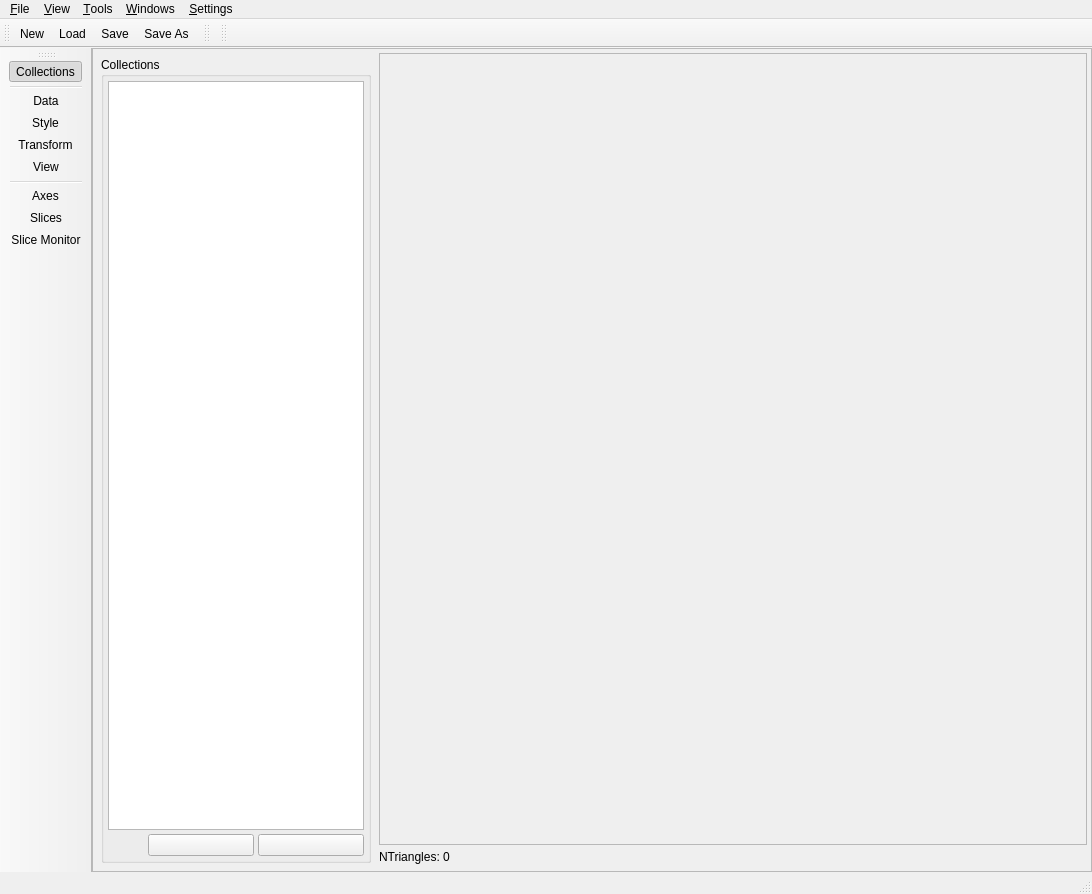
This is src/gui/uchroma.ui in trisyoungs/uchroma as Qt 5 draws it before an edit. The edited form follows.
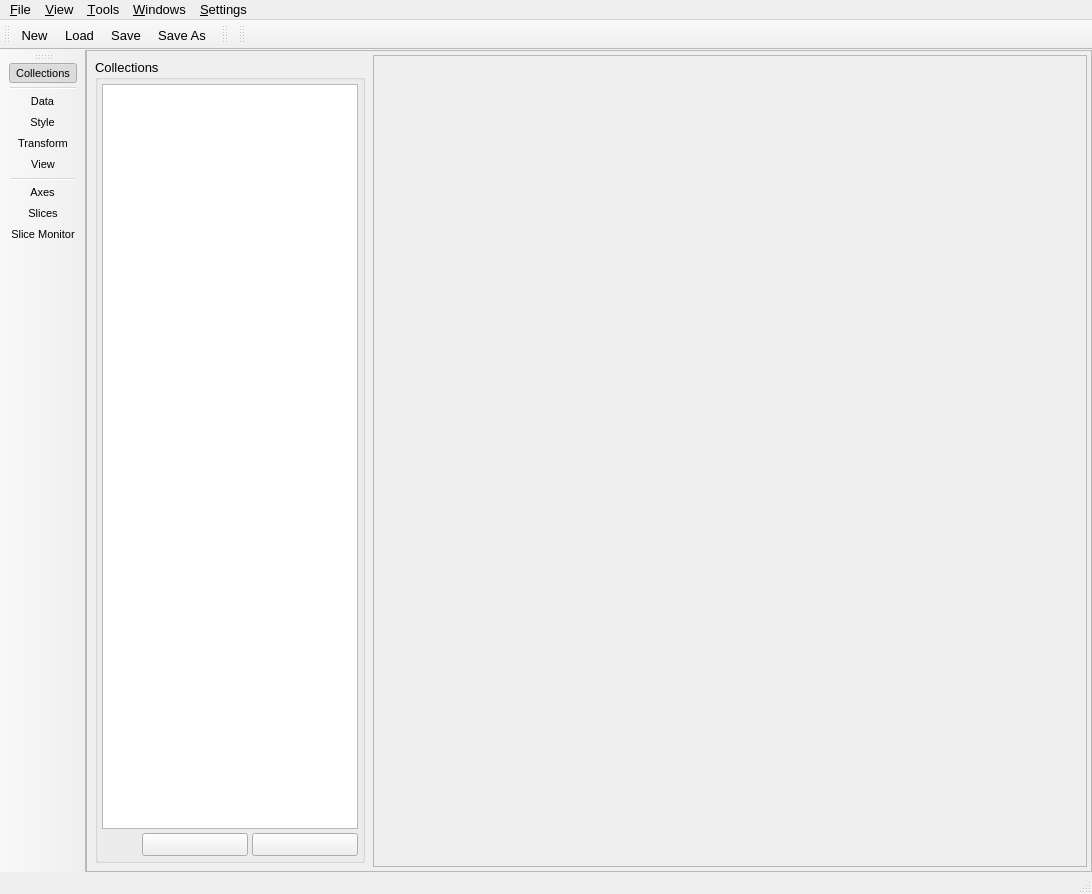
This is the edited form. Icons and pictures are not drawn. Custom widgets are drawn as their Qt base class.

Commit message: Update some icons. Removed NTriangles label from GUI.

```diff
--- a/src/gui/uchroma.ui
+++ b/src/gui/uchroma.ui
@@ -10,6 +10,11 @@
     <height>894</height>
    </rect>
   </property>
+  <property name="font">
+   <font>
+    <pointsize>10</pointsize>
+   </font>
+  </property>
   <property name="windowTitle">
    <string>uChroma</string>
   </property>
@@ -221,30 +226,6 @@
            </layout>
           </widget>
          </item>
-         <item>
-          <layout class="QHBoxLayout" name="horizontalLayout_11">
-           <item>
-            <widget class="QLabel" name="NTrianglesLabel">
-             <property name="text">
-              <string>NTriangles: 0</string>
-             </property>
-            </widget>
-           </item>
-           <item>
-            <spacer name="horizontalSpacer_4">
-             <property name="orientation">
-              <enum>Qt::Horizontal</enum>
-             </property>
-             <property name="sizeHint" stdset="0">
-              <size>
-               <width>40</width>
-               <height>20</height>
-              </size>
-             </property>
-            </spacer>
-           </item>
-          </layout>
-         </item>
         </layout>
        </item>
       </layout>
@@ -258,7 +239,7 @@
      <x>0</x>
      <y>0</y>
      <width>1092</width>
-     <height>31</height>
+     <height>29</height>
     </rect>
    </property>
    <widget class="QMenu" name="menuFile">
@@ -301,7 +282,7 @@
     <property name="title">
      <string>&amp;Windows</string>
     </property>
-    <addaction name="actionWindowCollections"/>
+    <addaction name="actionWindowsCollections"/>
     <addaction name="separator"/>
     <addaction name="actionWindowsData"/>
     <addaction name="actionWindowsStyle"/>
@@ -341,16 +322,24 @@
    <addaction name="actionFileSaveAs"/>
   </widget>
   <widget class="QToolBar" name="WindowsToolBar">
+   <property name="font">
+    <font>
+     <pointsize>8</pointsize>
+    </font>
+   </property>
    <property name="windowTitle">
     <string>toolBar</string>
    </property>
+   <property name="toolButtonStyle">
+    <enum>Qt::ToolButtonTextBesideIcon</enum>
+   </property>
    <attribute name="toolBarArea">
     <enum>LeftToolBarArea</enum>
    </attribute>
    <attribute name="toolBarBreak">
     <bool>false</bool>
    </attribute>
-   <addaction name="actionWindowCollections"/>
+   <addaction name="actionWindowsCollections"/>
    <addaction name="separator"/>
    <addaction name="actionWindowsData"/>
    <addaction name="actionWindowsStyle"/>
@@ -564,6 +553,10 @@
    <property name="checkable">
     <bool>true</bool>
    </property>
+   <property name="icon">
+    <iconset resource="icons.qrc">
+     <normaloff>:/uchroma/icons/windows_view.svg</normaloff>:/uchroma/icons/windows_view.svg</iconset>
+   </property>
    <property name="text">
     <string>&amp;View</string>
    </property>
@@ -576,7 +569,7 @@
     <string>S&amp;lices</string>
    </property>
   </action>
-  <action name="actionWindowCollections">
+  <action name="actionWindowsCollections">
    <property name="checkable">
     <bool>true</bool>
    </property>
```
The commit also changes 10 other files.
